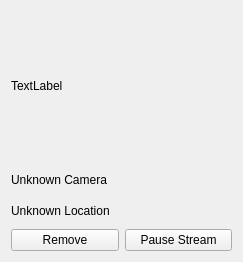
Old version of the form home_control_panel/app/frontend/gui/StreamView.ui in the repository COS301-SE-2020/Watchdog.
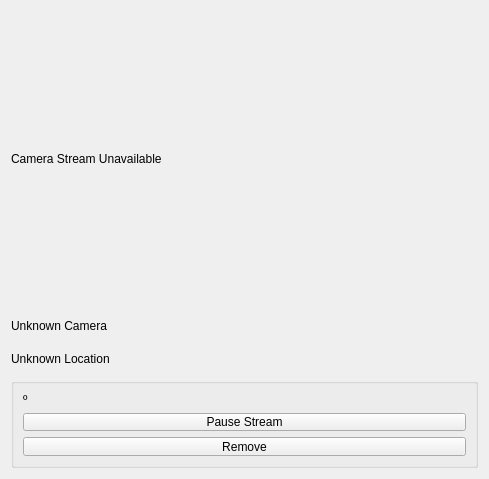
New version of the form.

The edit to the form file:
```diff
--- a/home_control_panel/app/frontend/gui/StreamView.ui
+++ b/home_control_panel/app/frontend/gui/StreamView.ui
@@ -6,8 +6,8 @@
    <rect>
     <x>0</x>
     <y>0</y>
-    <width>243</width>
-    <height>262</height>
+    <width>489</width>
+    <height>479</height>
    </rect>
   </property>
   <property name="minimumSize">
@@ -29,27 +29,69 @@
       </size>
      </property>
      <property name="text">
-      <string>TextLabel</string>
+      <string>Camera Stream Unavailable</string>
      </property>
     </widget>
    </item>
    <item row="1" column="0">
     <widget class="QLabel" name="cameraName">
+     <property name="maximumSize">
+      <size>
+       <width>16777215</width>
+       <height>27</height>
+      </size>
+     </property>
      <property name="text">
       <string>Unknown Camera</string>
      </property>
     </widget>
    </item>
-   <item row="3" column="0">
-    <layout class="QHBoxLayout" name="horizontalLayout">
-     <item>
+   <item row="2" column="0">
+    <widget class="QLabel" name="location">
+     <property name="maximumSize">
+      <size>
+       <width>16777215</width>
+       <height>27</height>
+      </size>
+     </property>
+     <property name="text">
+      <string>Unknown Location</string>
+     </property>
+    </widget>
+   </item>
+   <item row="5" column="0">
+    <widget class="QGroupBox" name="groupBox">
+     <property name="maximumSize">
+      <size>
+       <width>16777215</width>
+       <height>90</height>
+      </size>
+     </property>
+     <property name="title">
+      <string/>
+     </property>
+     <layout class="QGridLayout" name="gridLayout_2">
+      <item row="0" column="1">
+       <widget class="QLabel" name="detectedLabel">
+        <property name="maximumSize">
+         <size>
+          <width>16777215</width>
+          <height>16</height>
+         </size>
+        </property>
+        <property name="text">
+         <string>º</string>
+        </property>
+       </widget>
+      </item>
+      <item row="2" column="1">
       <widget class="QPushButton" name="removeStream">
        <property name="text">
         <string>Remove</string>
        </property>
       </widget>
      </item>
-     <item>
+      <item row="1" column="1">
       <widget class="QPushButton" name="pauseStream">
        <property name="text">
         <string>Pause Stream</string>
@@ -57,12 +99,6 @@
       </widget>
      </item>
     </layout>
-   </item>
-   <item row="2" column="0">
-    <widget class="QLabel" name="location">
-     <property name="text">
-      <string>Unknown Location</string>
-     </property>
     </widget>
    </item>
   </layout>
```
Lines whose indentation alone changed are shown as unchanged.
